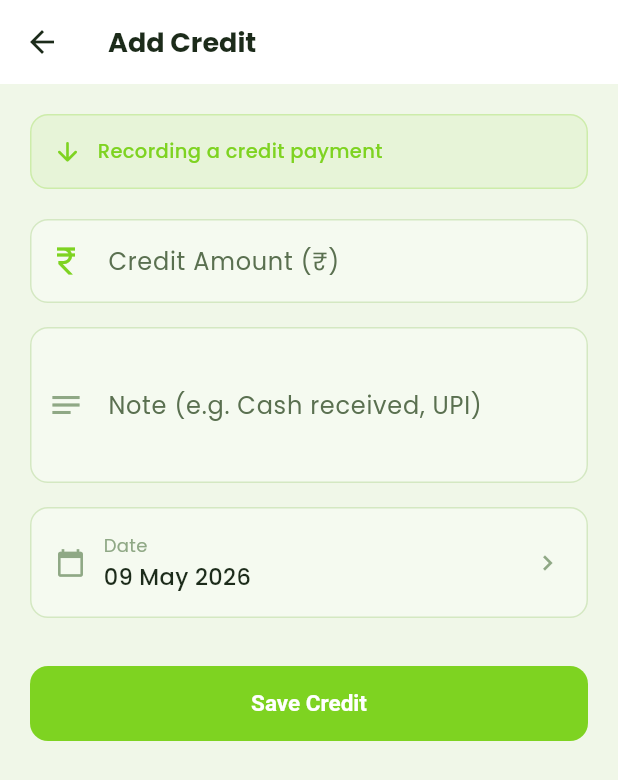
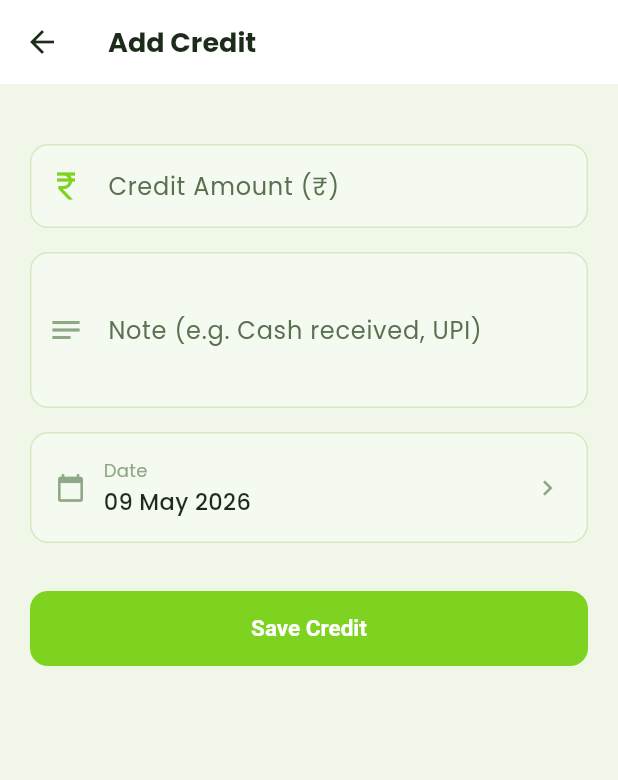
Before and after one commit to kapilsuriya23/dept_manager, a Flutter app: the AddCreditScreen screen opened directly with empty values, on a phone screen of 412 x 824 dp. Shown: the top 780 px of the screen. Run offline on Flutter 3.47's test engine with Material 3 defaults, Android fonts, the phone set to English and light mode, and no system bars; our stand-ins replace flutter_riverpod, flutter_secure_storage, go_router, google_fonts, hive, shared_preferences; accounts and stored records are empty.

Commit message:
minor design changes done

```diff
--- a/debt_manager/lib/presentation/screens/add_credit_screen.dart
+++ b/debt_manager/lib/presentation/screens/add_credit_screen.dart
@@ -82,25 +82,6 @@ class _AddCreditScreenState extends ConsumerState<AddCreditScreen> {
         child: ListView(
           padding: const EdgeInsets.all(20),
           children: [
-            Container(
-              padding: const EdgeInsets.all(14),
-              decoration: BoxDecoration(
-                color: AppTheme.primaryGreen.withOpacity(0.08),
-                borderRadius: BorderRadius.circular(12),
-                border:
-                    Border.all(color: AppTheme.primaryGreen.withOpacity(0.25)),
-              ),
-              child: Row(children: [
-                Icon(Icons.arrow_downward_rounded,
-                    color: AppTheme.primaryGreen, size: 20),
-                const SizedBox(width: 10),
-                Text('Recording a credit payment',
-                    style: TextStyle(
-                        color: AppTheme.primaryGreen,
-                        fontWeight: FontWeight.w500,
-                        fontSize: 13)),
-              ]),
-            ),
             const SizedBox(height: 20),
             TextFormField(
               controller: _amountCtrl,
--- a/debt_manager/lib/presentation/screens/home_screen.dart
+++ b/debt_manager/lib/presentation/screens/home_screen.dart
@@ -45,10 +45,8 @@ class _HomeScreenState extends ConsumerState<HomeScreen>
         title: Column(
           crossAxisAlignment: CrossAxisAlignment.start,
           children: [
-            const Text('DebtBook',
+            const Text('Chinthamani Fertilizers',
                 style: TextStyle(fontWeight: FontWeight.w700, fontSize: 20)),
-            Text(user?.shopName ?? "Dad's Shop",
-                style: TextStyle(fontSize: 11, color: AppTheme.textSecondary)),
           ],
         ),
         actions: [
```
Also changed, not shown: debt_manager/lib/presentation/screens/add_debt_screen.dart (+0 -19 lines), 1 other file.
